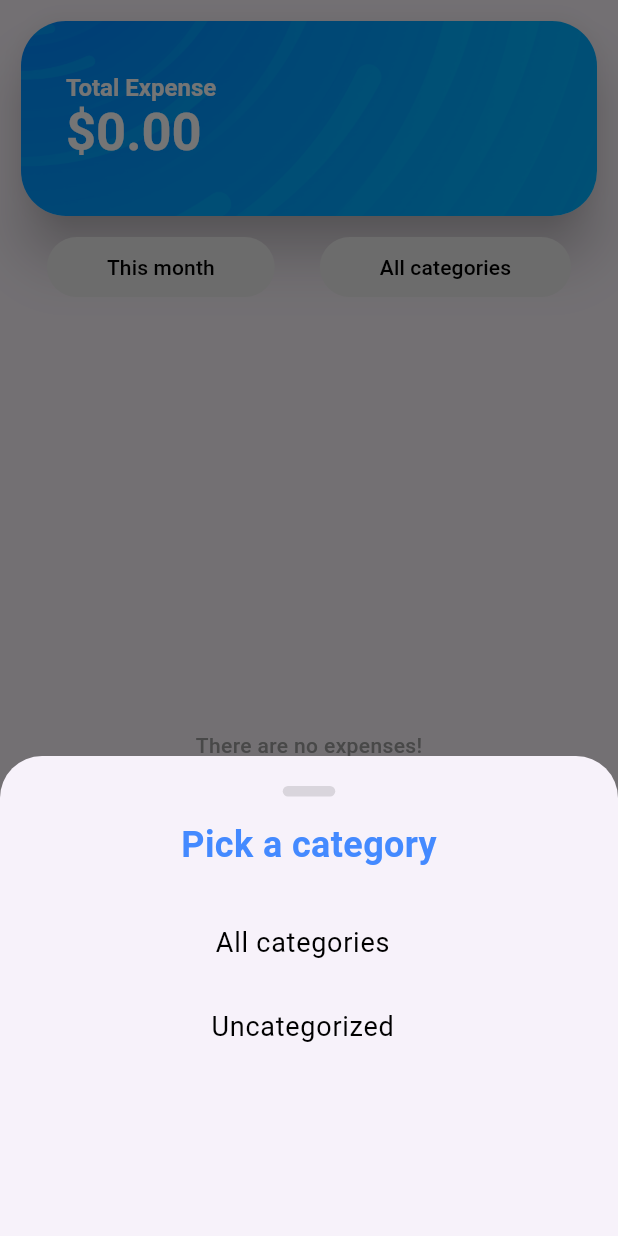
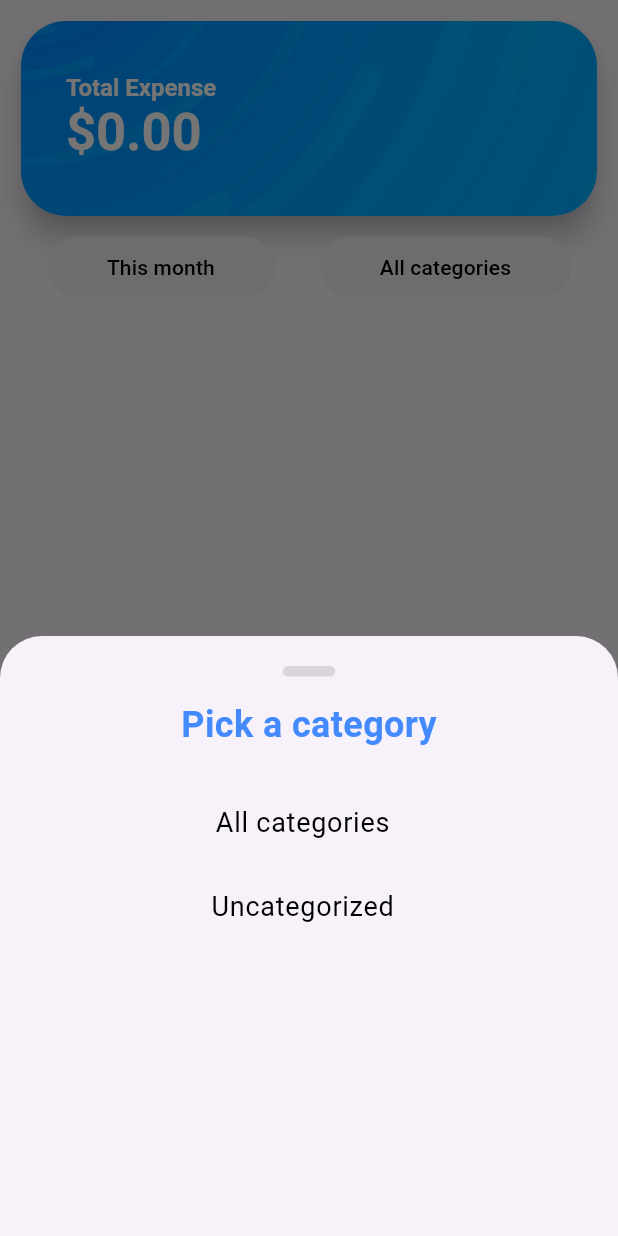
Before and after one commit to DusanCojic/PocketPal, a Flutter app: the screen it shows after launch, after a tap on "All categories", on a phone screen of 412 x 824 dp. Run offline on Flutter 3.47's test engine with Material 3 defaults, Android fonts, the phone set to English and light mode, and no system bars; drawn by our look-alikes of persistent_bottom_nav_bar; our stand-ins replace flutter_colorpicker, flutter_slidable, hive, hive_flutter; missing offline and left inert: flutter_iconpicker; accounts and stored records are empty; generated files the repository leaves out were written again.

Commit message:
feat: calibrating paddings and sizes of widgets

```diff
--- a/lib/main.dart
+++ b/lib/main.dart
@@ -1,4 +1,5 @@
 import 'package:flutter/material.dart';
+import 'package:flutter/services.dart';
 import 'package:pocket_pal/model/category.dart';
 
 import 'package:pocket_pal/service/manager_service.dart';
@@ -6,6 +7,14 @@ import './widgets/bottom_bar.dart';
 
 void main() async {
   WidgetsFlutterBinding.ensureInitialized();
+  SystemChrome.setSystemUIOverlayStyle(
+    const SystemUiOverlayStyle(
+      statusBarColor: Colors.white,
+      statusBarIconBrightness: Brightness.dark,
+      systemNavigationBarColor: Colors.white,
+    ),
+  );
+
   await ManagerService().initialize();
 
   Category uncategorized = Category(
--- a/lib/service/persistent_expense_service.dart
+++ b/lib/service/persistent_expense_service.dart
@@ -1,4 +1,3 @@
-import 'package:flutter/foundation.dart' as foundation;
 import 'package:hive/hive.dart';
 import 'package:pocket_pal/extension/expense_list_extension.dart';
 import 'package:pocket_pal/interface/subscriber.dart';
--- a/lib/widgets/bottom_bar.dart
+++ b/lib/widgets/bottom_bar.dart
@@ -32,7 +32,7 @@ class BottomBar extends StatelessWidget {
     return PersistentTabView(
       context,
       controller: _controller,
-      navBarHeight: 63,
+      navBarHeight: 61,
       hideNavigationBar: hideNavBar,
       screens: _buildScreens(),
       items: _navBarItems(context),
@@ -108,8 +108,11 @@ class BottomBar extends StatelessWidget {
           showModalBottomSheet(
             context: context,
             builder: (context) {
-              return AddScreen(
-                pressedFromPage: currentIndex,
+              return Padding(
+                padding: MediaQuery.of(context).viewInsets,
+                child: AddScreen(
+                  pressedFromPage: currentIndex,
+                ),
               );
             },
             isDismissible: true,
--- a/lib/widgets/category_picker.dart
+++ b/lib/widgets/category_picker.dart
@@ -35,7 +35,7 @@ class _CategoryPickerState extends State<CategoryPicker> {
   Widget build(BuildContext context) {
     return SizedBox(
       width: MediaQuery.of(context).size.width,
-      height: 320.0,
+      height: 400.0,
       child: Column(
         children: [
           Padding(
--- a/lib/widgets/filter_expenses.dart
+++ b/lib/widgets/filter_expenses.dart
@@ -64,7 +64,7 @@ class _FilterExpensesState extends State<FilterExpenses> {
                 horizontal: 40.0,
                 vertical: 10.0,
               ),
-              backgroundColor: const Color.fromARGB(255, 235, 235, 235),
+              backgroundColor: const Color.fromARGB(255, 238, 238, 238),
             ),
             child: Text(
               getPeriodName(period),
@@ -94,7 +94,7 @@ class _FilterExpensesState extends State<FilterExpenses> {
                 horizontal: 40.0,
                 vertical: 10.0,
               ),
-              backgroundColor: const Color.fromARGB(255, 235, 235, 235),
+              backgroundColor: const Color.fromARGB(255, 238, 238, 238),
             ),
             child: Text(
               category,
--- a/lib/widgets/total_expense_card.dart
+++ b/lib/widgets/total_expense_card.dart
@@ -33,7 +33,7 @@ class _TotalExpenseCardState extends State<TotalExpenseCard>
     return Container(
       padding: const EdgeInsets.all(10),
       child: Card(
-        elevation: 15.0,
+        elevation: 8.0,
         shape: RoundedRectangleBorder(
           borderRadius: BorderRadius.circular(30),
         ),
```
Also changed, not shown: lib/widgets/add_category.dart (+1 -6 lines), lib/widgets/add_expense.dart (+11 -5 lines), lib/widgets/category_list.dart (+6 -1 lines), lib/widgets/expense_card.dart (+11 -7 lines), lib/widgets/full_expense_view.dart (+3 -10 lines), 1 other file.
